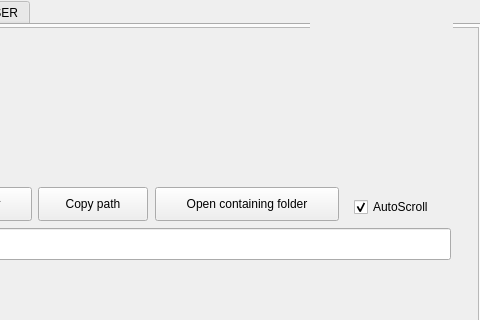
The window that src/ui/launcher.ui (mr-dexter-ssj/bedrock-launcher-linux) describes before a commit, drawn with Qt 5; both pictures show x 323 to 803 and y 0 to 320 of the 803 by 600 pixel window.
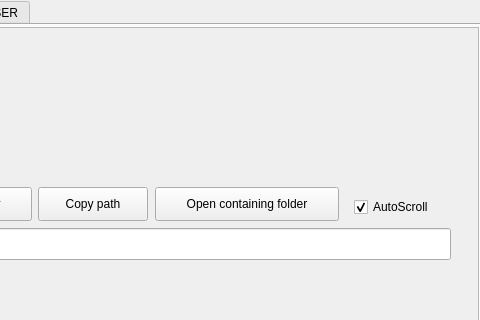
The same window after the commit. Icons and pictures are not drawn.

Commit message: Added internal names to all widgets in launcher.ui and start.ui

Patch:
```diff
--- a/src/ui/launcher.ui
+++ b/src/ui/launcher.ui
@@ -465,19 +465,6 @@
        </attribute>
       </widget>
      </widget>
-     <widget class="QWidget" name="widget_2" native="true">
-      <property name="geometry">
-       <rect>
-        <x>634</x>
-        <y>7</y>
-        <width>143</width>
-        <height>22</height>
-       </rect>
-      </property>
-      <property name="autoFillBackground">
-       <bool>true</bool>
-      </property>
-     </widget>
     </widget>
     <widget class="QWidget" name="page_2"/>
    </widget>
```
Left out of the diff: 40 changed lines with no effect on the pictures. The commit also changes 1 other file.
